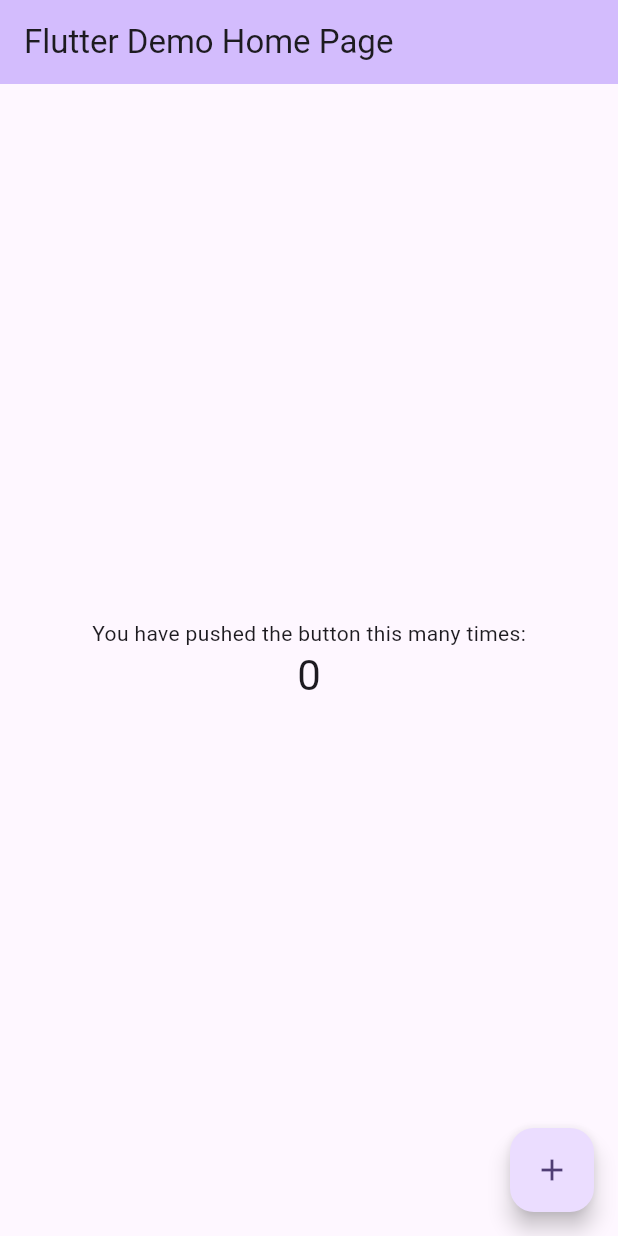
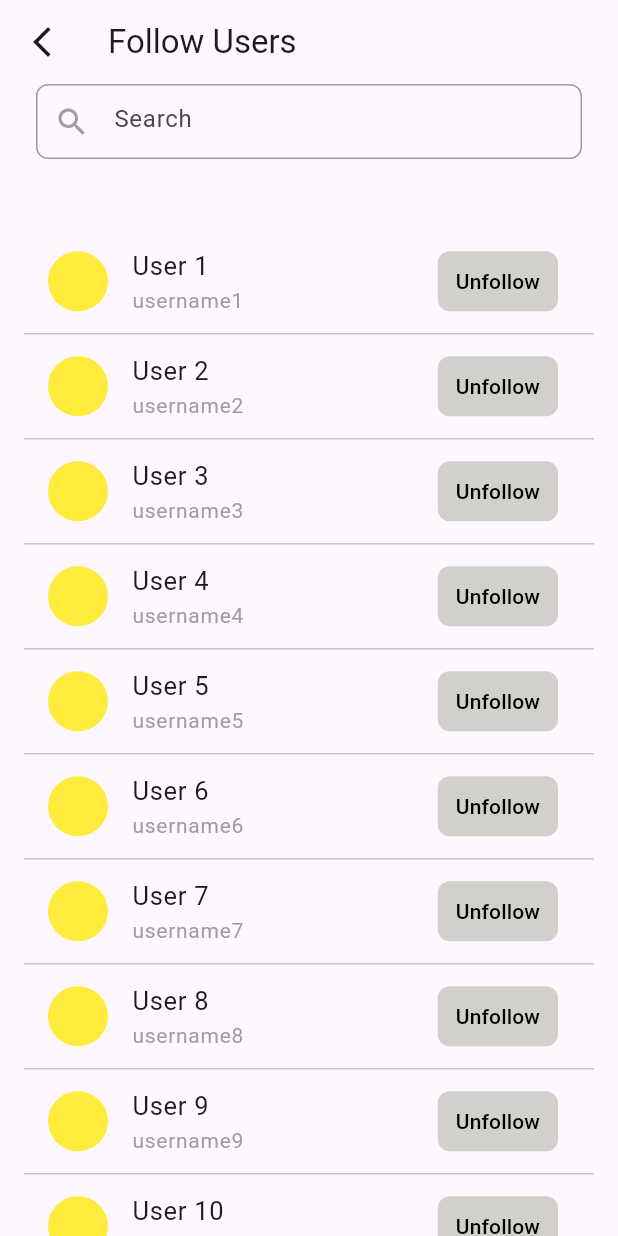
Before and after one commit to ferdoush10/snap_share_app, a Flutter app: the screen it shows after launch, on a phone screen of 412 x 824 dp. Run offline on Flutter 3.47's test engine with Material 3 defaults, Android fonts, the phone set to English and light mode, and no system bars; Roboto replaces fonts that are missing (Fontmain).

Commit message:
following_screen

```diff
--- a/lib/main.dart
+++ b/lib/main.dart
@@ -1,111 +1,17 @@
 import 'package:flutter/material.dart';
+import 'package:snap_share_app/presentation/ui/screens/following_screen.dart';
 
 void main() {
-  runApp(const MyApp());
+  runApp(MyApp());
 }
 
 class MyApp extends StatelessWidget {
-  const MyApp({super.key});
-
-  // This widget is the root of your application.
   @override
   Widget build(BuildContext context) {
     return MaterialApp(
-      title: 'Flutter Demo',
-      theme: ThemeData(
-
-        colorScheme: ColorScheme.fromSeed(seedColor: Colors.deepPurple),
-        useMaterial3: true,
-      ),
-      home: const MyHomePage(title: 'Flutter Demo Home Page'),
+      title: 'Follow Users',
+      home: FollowUsersPage(),
+      debugShowCheckedModeBanner: false,
     );
   }
 }
-
-class MyHomePage extends StatefulWidget {
-  const MyHomePage({super.key, required this.title});
-
-  // This widget is the home page of your application. It is stateful, meaning
-  // that it has a State object (defined below) that contains fields that affect
-  // how it looks.
-
-  // This class is the configuration for the state. It holds the values (in this
-  // case the title) provided by the parent (in this case the App widget) and
-  // used by the build method of the State. Fields in a Widget subclass are
-  // always marked "final".
-
-  final String title;
-
-  @override
-  State<MyHomePage> createState() => _MyHomePageState();
-}
-
-class _MyHomePageState extends State<MyHomePage> {
-  int _counter = 0;
-
-  void _incrementCounter() {
-    setState(() {
-      // This call to setState tells the Flutter framework that something has
-      // changed in this State, which causes it to rerun the build method below
-      // so that the display can reflect the updated values. If we changed
-      // _counter without calling setState(), then the build method would not be
-      // called again, and so nothing would appear to happen.
-      _counter++;
-    });
-  }
-
-  @override
-  Widget build(BuildContext context) {
-    // This method is rerun every time setState is called, for instance as done
-    // by the _incrementCounter method above.
-    //
-    // The Flutter framework has been optimized to make rerunning build methods
-    // fast, so that you can just rebuild anything that needs updating rather
-    // than having to individually change instances of widgets.
-    return Scaffold(
-      appBar: AppBar(
-        // TRY THIS: Try changing the color here to a specific color (to
-        // Colors.amber, perhaps?) and trigger a hot reload to see the AppBar
-        // change color while the other colors stay the same.
-        backgroundColor: Theme.of(context).colorScheme.inversePrimary,
-        // Here we take the value from the MyHomePage object that was created by
-        // the App.build method, and use it to set our appbar title.
-        title: Text(widget.title),
-      ),
-      body: Center(
-        // Center is a layout widget. It takes a single child and positions it
-        // in the middle of the parent.
-        child: Column(
-          // Column is also a layout widget. It takes a list of children and
-          // arranges them vertically. By default, it sizes itself to fit its
-          // children horizontally, and tries to be as tall as its parent.
-          //
-          // Column has various properties to control how it sizes itself and
-          // how it positions its children. Here we use mainAxisAlignment to
-          // center the children vertically; the main axis here is the vertical
-          // axis because Columns are vertical (the cross axis would be
-          // horizontal).
-          //
-          // TRY THIS: Invoke "debug painting" (choose the "Toggle Debug Paint"
-          // action in the IDE, or press "p" in the console), to see the
-          // wireframe for each widget.
-          mainAxisAlignment: MainAxisAlignment.center,
-          children: <Widget>[
-            const Text(
-              'You have pushed the button this many times:',
-            ),
-            Text(
-              '$_counter',
-              style: Theme.of(context).textTheme.headlineMedium,
-            ),
-          ],
-        ),
-      ),
-      floatingActionButton: FloatingActionButton(
-        onPressed: _incrementCounter,
-        tooltip: 'Increment',
-        child: const Icon(Icons.add),
-      ), // This trailing comma makes auto-formatting nicer for build methods.
-    );
-  }
-}
--- /dev/null
+++ b/lib/presentation/ui/screens/following_screen.dart
@@ -0,0 +1,111 @@
+import 'package:flutter/material.dart';
+import 'package:snap_share_app/presentation/ui/utility/textstyle.dart';
+import 'package:snap_share_app/presentation/ui/widgets/search_box.dart';
+
+class FollowUsersPage extends StatefulWidget {
+  @override
+  _FollowUsersPageState createState() => _FollowUsersPageState();
+}
+
+class _FollowUsersPageState extends State<FollowUsersPage> {
+  List<User> users = [
+    User(name: "User 1", username: "username1", followed: true),
+    User(name: "User 2", username: "username2", followed: true),
+    User(name: "User 3", username: "username3", followed: true),
+    User(name: "User 4", username: "username4", followed: true),
+    User(name: "User 5", username: "username5", followed: true),
+    User(name: "User 6", username: "username6", followed: true),
+    User(name: "User 7", username: "username7", followed: true),
+    User(name: "User 8", username: "username8", followed: true),
+    User(name: "User 9", username: "username9", followed: true),
+    User(name: "User 10", username: "username10",followed: true),
+  ];
+
+  @override
+  Widget build(BuildContext context) {
+    return Scaffold(
+      appBar: AppBar(
+        leading: const Icon(Icons.arrow_back_ios_new),
+        title: const Text('Follow Users'),
+      ),
+      body: Padding(
+        padding: const EdgeInsets.symmetric(horizontal: 16),
+        child: Column(
+          children: [
+            Container(
+              margin: const EdgeInsets.symmetric(horizontal: 8),
+              child: SizedBox(
+                  height: 50, width: double.infinity, child: SearchTextField()),
+            ),
+            const SizedBox(
+              height: 50,
+            ),
+            Expanded(
+              child: following_Listview(),
+            ),
+          ],
+        ),
+      ),
+    );
+  }
+
+  ListView following_Listview() {
+    return ListView.builder(
+      itemCount: users.length,
+      itemBuilder: (context, index) {
+        return Column(
+          children: [
+            ListTile(
+              leading: const CircleAvatar(
+                backgroundColor: Colors.yellow,
+              ),
+              title: Column(
+                crossAxisAlignment: CrossAxisAlignment.start,
+                children: [
+                  Text(users[index].name, style: siz17Black()),
+                  Text(
+                    users[index].username,
+                    style: siz14Grey(),
+                  ),
+                ],
+              ),
+              trailing: TextButton(
+                onPressed: () {
+                  setState(() {
+                    users[index].followed = !users[index].followed;
+                  });
+
+                },
+                style: ElevatedButton.styleFrom(
+                  foregroundColor:
+                      users[index].followed ? Colors.black : Colors.white,
+                  backgroundColor:
+                      users[index].followed ? Color(0xffd2d0cd) : Colors.blue,
+                  shape: RoundedRectangleBorder(
+                    borderRadius: BorderRadius.circular(8),
+                  ),
+                ),
+                child: Text(users[index].followed ? 'Unfollow' : 'Follow'),
+              ),
+            ),
+            const Divider(
+              height: 7,
+            ),
+          ],
+        );
+      },
+    );
+  }
+}
+
+class User {
+  String name;
+  String username;
+  bool followed;
+
+  User({
+    required this.name,
+    required this.username,
+    required this.followed,
+  });
+}
--- /dev/null
+++ b/lib/presentation/ui/utility/textstyle.dart
@@ -0,0 +1,17 @@
+import 'package:flutter/material.dart';
+
+TextStyle siz17Black() {
+  return const TextStyle(
+    fontFamily: 'Fontmain',
+    fontSize: 17,
+  );
+}
+
+
+TextStyle siz14Grey() {
+  return const TextStyle(
+    fontFamily: 'Fontmain',
+    fontSize: 14,
+    color: Colors.grey,
+  );
+}
--- /dev/null
+++ b/lib/presentation/ui/widgets/search_box.dart
@@ -0,0 +1,33 @@
+import 'package:flutter/material.dart';
+
+class SearchTextField extends StatelessWidget {
+  @override
+  Widget build(BuildContext context) {
+    return TextFormField(
+      decoration: InputDecoration(
+        hintText: 'Search',
+        prefixIcon: Icon(
+          Icons.search,
+          color: Colors.grey,
+        ),
+
+        border: OutlineInputBorder(
+          borderSide: BorderSide(color: Colors.grey),
+          borderRadius: BorderRadius.circular(8),
+        ),
+        enabledBorder: OutlineInputBorder(
+          borderSide: BorderSide(color: Colors.grey),
+          borderRadius: BorderRadius.circular(8),
+        ),
+        focusedBorder: OutlineInputBorder(
+          borderSide: BorderSide(color: Colors.grey),
+          borderRadius: BorderRadius.circular(8),
+        ),
+        errorBorder: OutlineInputBorder(
+          borderSide: BorderSide.none,
+          borderRadius: BorderRadius.circular(8),
+        ),
+      ),
+    );
+  }
+}
```
